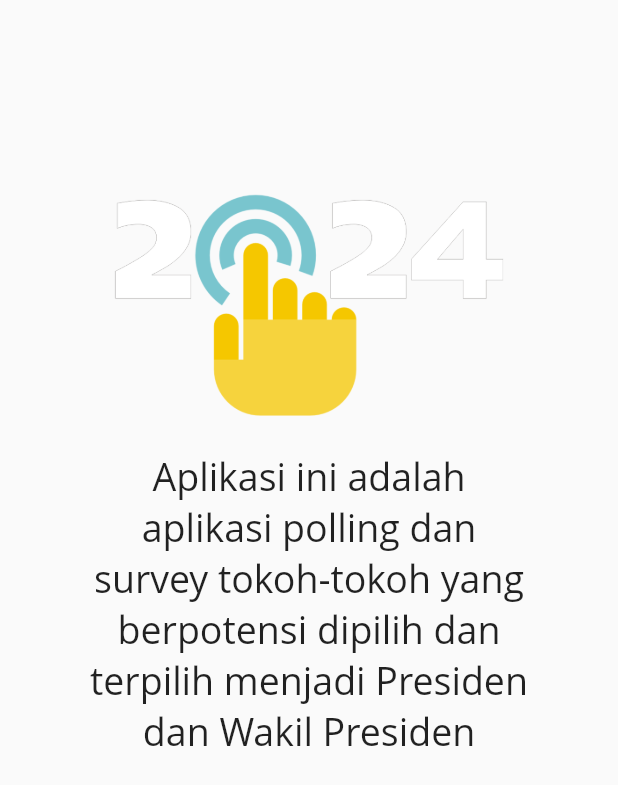
After one commit to idhoaks/vote, a Flutter app: the Intro screen opened directly, on a phone screen of 412 x 824 dp. The commit adds this screen. Shown: the top 785 px of the screen. Run offline on Flutter 3.47's test engine with Material 2 defaults, Android fonts, the phone set to English and light mode, and no system bars.

Commit message:
"nambah file intro dan edit file utama"

```diff
--- /dev/null
+++ b/lib/intro.dart
@@ -0,0 +1,45 @@
+import 'package:flutter/material.dart';
+
+class Intro extends StatefulWidget {
+  @override
+  _IntroState createState() => _IntroState();
+}
+
+class _IntroState extends State<Intro> {
+  @override
+  Widget build(BuildContext context) {
+    return Scaffold(
+      body: SafeArea(
+        child: Center(
+          child: Column(
+            // mainAxisAlignment: MainAxisAlignment.center,
+            crossAxisAlignment: CrossAxisAlignment.center,
+            children: <Widget>[
+              Container(
+                margin: EdgeInsets.only(top: 100),
+                width: 300,
+                height: 200,
+                child: Image.asset(
+                  'img/v2024.png',
+                  fit: BoxFit.cover,
+                ),
+              ),
+              Container(
+                width: 300,
+                height: 200,
+                child: Text(
+                  "Aplikasi ini adalah aplikasi polling dan survey tokoh-tokoh yang berpotensi dipilih dan terpilih menjadi Presiden dan Wakil Presiden Republik Indonesia 2024.",
+                  style: TextStyle(
+                    fontSize: 25,
+                    fontFamily: "Open Sans",
+                  ),
+                  textAlign: TextAlign.center,
+                ),
+              )
+            ],
+          ),
+        ),
+      ),
+    );
+  }
+}
--- a/lib/utama.dart
+++ b/lib/utama.dart
@@ -1,6 +1,7 @@
 import 'package:flutter/material.dart';
+import 'package:vote24/intro.dart';
 
-import 'main_screen.dart';
+// import 'main_screen.dart';
 
 class Utama extends StatefulWidget {
   @override
@@ -66,10 +67,8 @@ class _UtamaState extends State<Utama> {
                   children: <Widget>[
                     GestureDetector(
                       onTap: () {
-                        Navigator.pushReplacement(
-                            context,
-                            MaterialPageRoute(
-                                builder: (context) => MainScreen()));
+                        Navigator.pushReplacement(context,
+                            MaterialPageRoute(builder: (context) => Intro()));
                       },
                       child: Container(
                         margin: EdgeInsets.only(bottom: 100),
```
